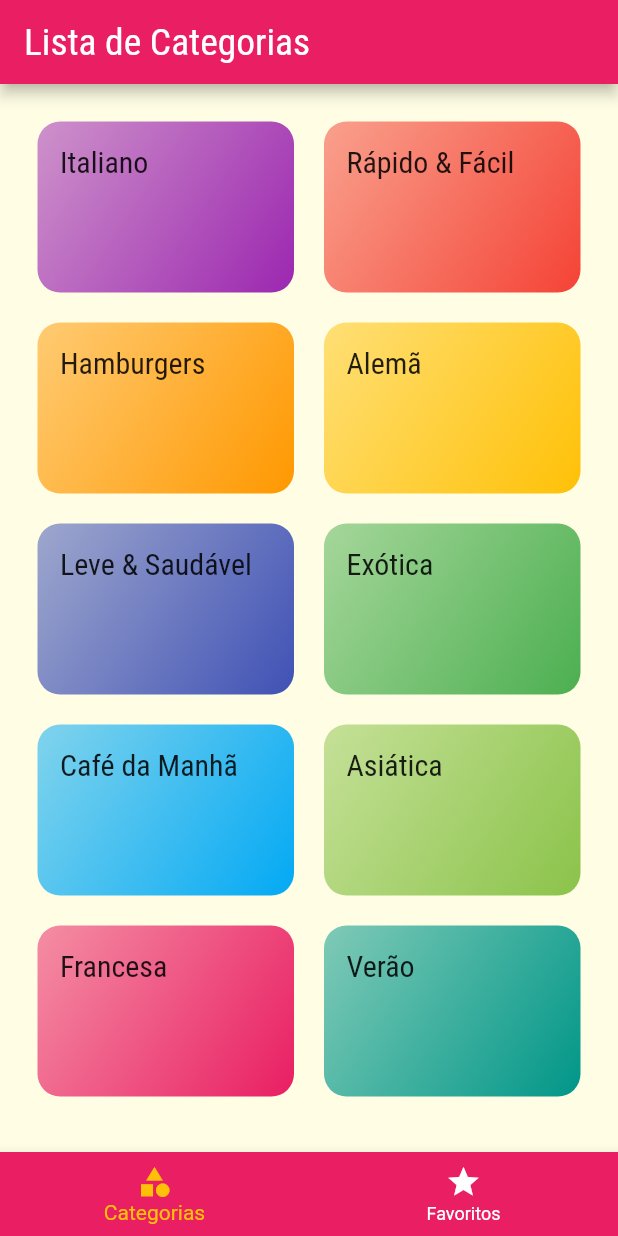
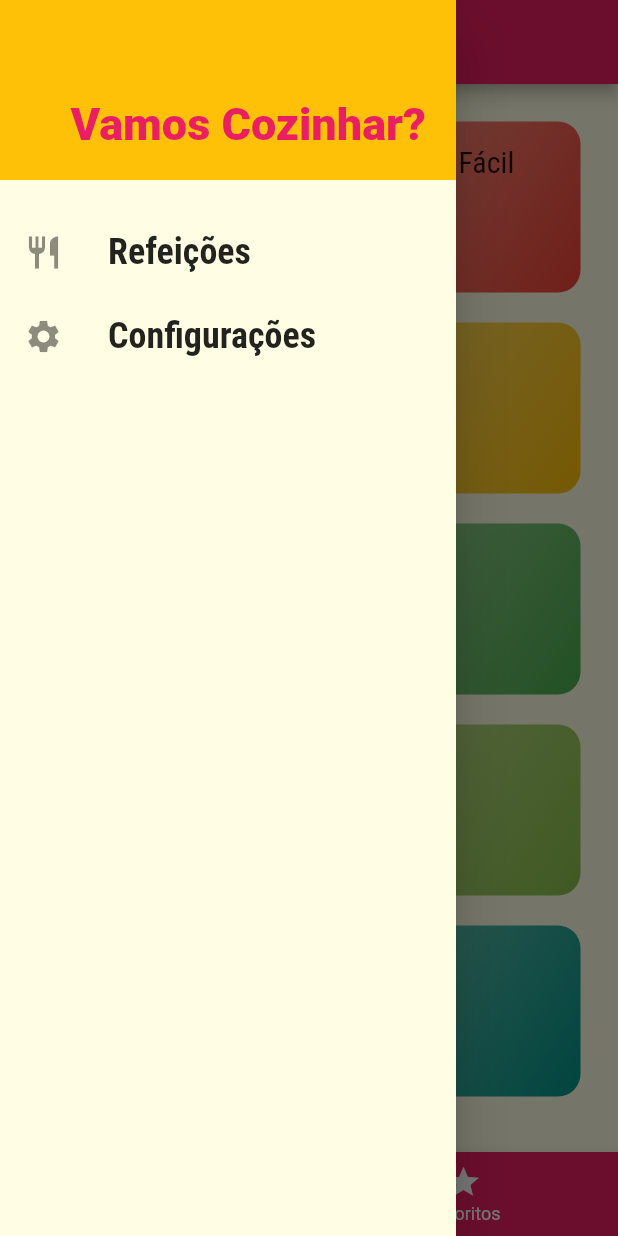
Before and after one commit to duarteicaros/Flutter-Projetos-Receitas, a Flutter app: the screen it shows after launch, with the side drawer open (before the commit the screen has no drawer), on a phone screen of 412 x 824 dp. Run offline on Flutter 3.47's test engine with Material 2 defaults, Android fonts, the phone set to English and light mode, and no system bars.

Commit message:
Criação do menu lateral + direcionamento para as telas quando clicado

```diff
--- /dev/null
+++ b/lib/components/main_drawer.dart
@@ -0,0 +1,62 @@
+import 'package:flutter/material.dart';
+import '../utils/app_routes.dart';
+
+class MainDrawer extends StatelessWidget {
+  const MainDrawer({super.key});
+
+  @override
+  Widget build(BuildContext context) {
+    Widget creatItem(IconData icon, String label, VoidCallback onTap) {
+      return ListTile(
+        leading: Icon(
+          icon,
+          size: 26,
+        ),
+        title: Text(
+          label,
+          style: const TextStyle(
+            fontFamily: 'RobotoCondensed',
+            fontSize: 24,
+            fontWeight: FontWeight.bold,
+          ),
+        ),
+        onTap: onTap,
+      );
+    }
+
+    return Drawer(
+      child: Column(
+        children: [
+          Container(
+            height: 120,
+            width: double.infinity,
+            padding: const EdgeInsets.all(20),
+            color: Theme.of(context).colorScheme.secondary,
+            alignment: Alignment.bottomRight,
+            child: Text(
+              'Vamos Cozinhar?',
+              style: TextStyle(
+                fontWeight: FontWeight.w900,
+                fontSize: 30,
+                color: Theme.of(context).colorScheme.primary,
+              ),
+            ),
+          ),
+          const SizedBox(
+            height: 20,
+          ),
+          creatItem(
+            Icons.restaurant,
+            'Refeições',
+            () => Navigator.of(context).pushNamed(AppRoutes.HOME),
+          ),
+          creatItem(
+            Icons.settings,
+            'Configurações',
+            () => Navigator.of(context).pushNamed(AppRoutes.SETTINGS),
+          ),
+        ],
+      ),
+    );
+  }
+}
--- a/lib/main.dart
+++ b/lib/main.dart
@@ -1,10 +1,10 @@
 import 'package:flutter/material.dart';
 
-import './screens/categories_screen.dart';
 import './screens/categories_meals_screen.dart';
 import 'screens/meal_detail_screen.dart';
 import './utils/app_routes.dart';
 import 'screens/tabs_screen.dart';
+import 'screens/settings_screen.dart';
 
 void main() => runApp(const MyApp());
 
@@ -44,6 +44,7 @@ class MyApp extends StatelessWidget {
         AppRoutes.HOME: (context) => const TabsScreen(),
         AppRoutes.CATEGORIES_MEALS: (context) => const CategoriesMealsScreen(),
         AppRoutes.MEAL_DETAIL: (context) => const MealDetaisScreen(),
+        AppRoutes.SETTINGS: (context) => const SettingsScreen(),
       },
       /* metodo utilizado para fazer uma lógica para ver para qual tela o usuário será direcionado */
       // onGenerateRoute: (settings) {
--- /dev/null
+++ b/lib/screens/settings_screen.dart
@@ -0,0 +1,17 @@
+import 'package:flutter/material.dart';
+
+class SettingsScreen extends StatelessWidget {
+  const SettingsScreen({super.key});
+
+  @override
+  Widget build(BuildContext context) {
+    return Scaffold(
+      appBar: AppBar(
+        title: const Text('Configurações'),
+      ),
+      body: const Center(
+        child: Text('Configurações'),
+      ),
+    );
+  }
+}
--- a/lib/screens/tabs_screen.dart
+++ b/lib/screens/tabs_screen.dart
@@ -2,6 +2,7 @@ import 'package:flutter/material.dart';
 
 import 'categories_screen.dart';
 import 'favorite_screen.dart';
+import '../components/main_drawer.dart';
 
 class TabsScreen extends StatefulWidget {
   const TabsScreen({super.key});
@@ -31,6 +32,7 @@ class _TabsScreenState extends State<TabsScreen> {
           _screens[_selectedScreenIndex]['title'],
         ),
       ),
+      drawer: const MainDrawer(),
       body: _screens[_selectedScreenIndex]['screen'],
       bottomNavigationBar: BottomNavigationBar(
         onTap: _selectScreen,
--- a/lib/utils/app_routes.dart
+++ b/lib/utils/app_routes.dart
@@ -2,4 +2,5 @@ class AppRoutes {
   static const HOME = '/';
   static const CATEGORIES_MEALS = '/categories-meals';
   static const MEAL_DETAIL = '/meal-detail';
+  static const SETTINGS = '/settings';
 }
```
